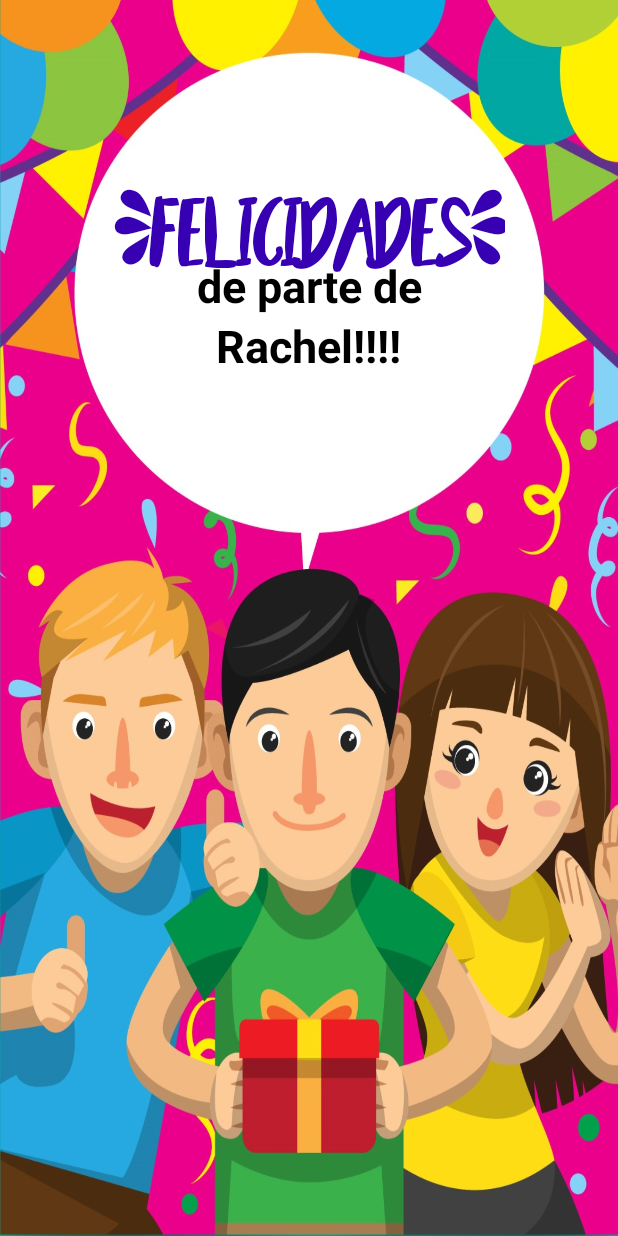
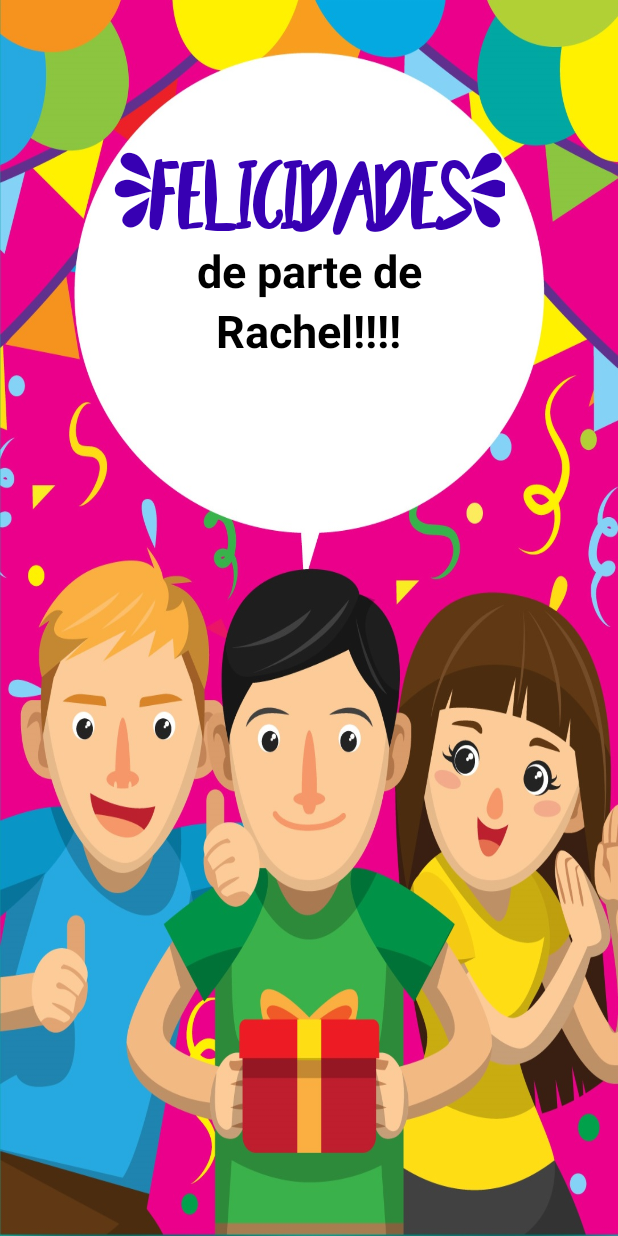
Before and after one commit to f941033/Felicitacion, an Android app: the layout activity_main.xml on its own in the app's theme, with its tools: preview values and no code run, on a phone screen of 412 x 824 dp. Run offline under Robolectric (Android 15) with nearby library versions, the phone set to English and light mode, and no system bars.

Commit message:
versión final

```diff
--- a/app/build.gradle
+++ b/app/build.gradle
@@ -36,4 +36,5 @@ dependencies {
     testImplementation 'junit:junit:4.+'
     androidTestImplementation 'androidx.test.ext:junit:1.1.2'
     androidTestImplementation 'androidx.test.espresso:espresso-core:3.3.0'
+    implementation 'com.mikhaellopez:circularfillableloaders:1.3.2'
 }
--- a/app/src/main/AndroidManifest.xml
+++ b/app/src/main/AndroidManifest.xml
@@ -9,13 +9,16 @@
         android:roundIcon="@mipmap/ic_launcher_round"
         android:supportsRtl="true"
         android:theme="@style/Theme.Felicitacion">
-        <activity android:name=".MainActivity">
+        <activity android:name=".Splash">
             <intent-filter>
                 <action android:name="android.intent.action.MAIN" />
 
                 <category android:name="android.intent.category.LAUNCHER" />
             </intent-filter>
         </activity>
+        <activity android:name=".MainActivity">
+
+        </activity>
     </application>
 
 </manifest>
--- a/app/src/main/res/layout/activity_main.xml
+++ b/app/src/main/res/layout/activity_main.xml
@@ -15,10 +15,11 @@
         />
 
     <TextView
+        android:id="@+id/titulo"
         android:layout_width="wrap_content"
         android:layout_height="wrap_content"
         android:layout_alignParentTop="true"
-        android:layout_marginTop="110dp"
+        android:layout_marginTop="85dp"
         android:fontFamily="@font/beauty_beast"
         android:text="@string/felicidades"
         android:textAlignment="center"
@@ -29,10 +30,11 @@
         />
 
     <TextView
+        android:id="@+id/text1"
         android:layout_width="wrap_content"
         android:layout_height="wrap_content"
         android:layout_alignParentTop="true"
-        android:layout_marginTop="170dp"
+        android:layout_marginTop="160dp"
         android:text="@string/de_parte_de"
         android:textAlignment="center"
         android:textColor="@color/black"
@@ -42,10 +44,11 @@
         />
 
     <TextView
+        android:id="@+id/text2"
         android:layout_width="wrap_content"
         android:layout_height="wrap_content"
         android:layout_alignParentTop="true"
-        android:layout_marginTop="210dp"
+        android:layout_marginTop="200dp"
         android:text="@string/rachel"
         android:textAlignment="center"
         android:textColor="@color/black"
--- a/app/src/main/res/values/strings.xml
+++ b/app/src/main/res/values/strings.xml
@@ -3,4 +3,5 @@
     <string name="felicidades">{FELICIDADES}</string>
     <string name="rachel">Rachel!!!!</string>
     <string name="de_parte_de">de parte de</string>
+    <string name="cargando">Cargando...</string>
 </resources>
```
Also changed, not shown: app/src/main/java/com/example/felicitacion/MainActivity.java (+13 -12 lines).
